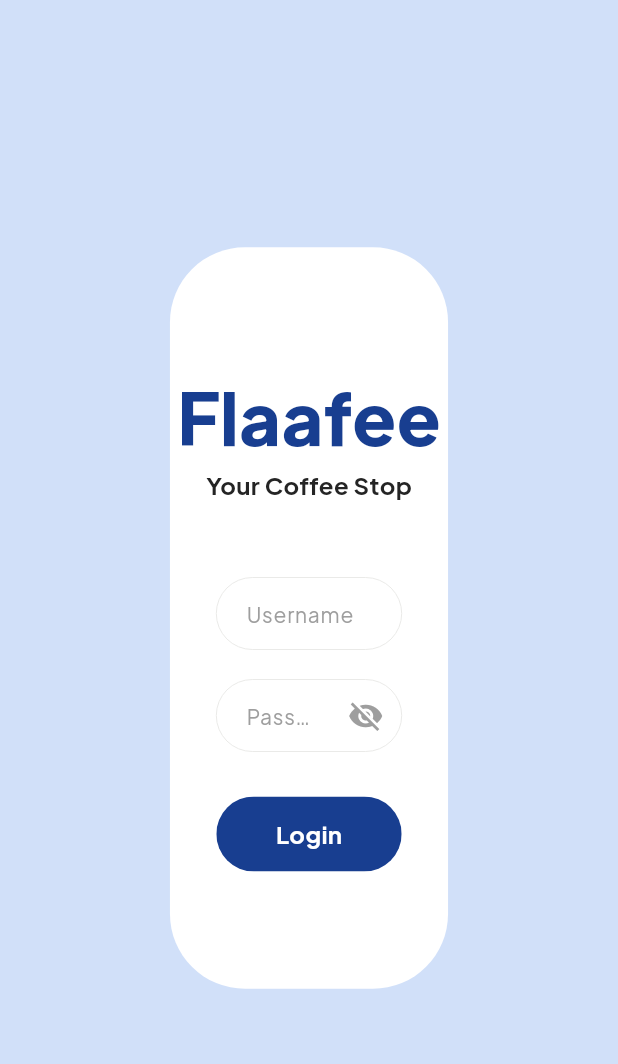
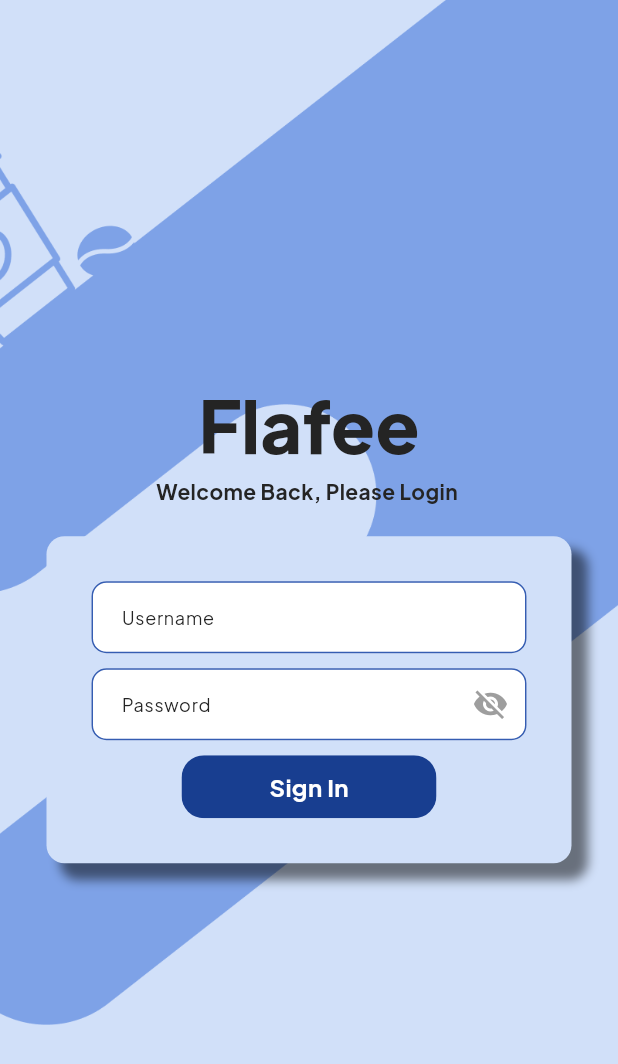
Before and after one commit to christiannodi/flafee_POS, a Flutter app: the screen it shows after launch, on a phone screen of 412 x 824 dp. Shown: the top 1064 px of the screen. Run offline on Flutter 3.47's test engine with Material 3 defaults, Android fonts, the phone set to English and light mode, and no system bars; our stand-ins replace device_preview, flutter_svg, gap, google_fonts; missing offline and left inert: gradient_slide_to_act.

Commit message:
style: adjust style login page

```diff
--- a/lib/screen/login_page.dart
+++ b/lib/screen/login_page.dart
@@ -25,62 +25,84 @@ class _LoginPageState extends State<LoginPage> {
 
     return Scaffold(
       backgroundColor: AppPallete.background,
-      body: Center(
-        child: Container(
-          height: heightScreen * 0.6,
-          width: widthScreen * 0.45,
+      body: Container(
           decoration: BoxDecoration(
-              borderRadius: BorderRadius.circular(50), color: AppPallete.white),
+            image: DecorationImage(
+              image: const AssetImage("assets/png/background.png"),
+              fit: BoxFit.cover,
+              // colorFilter: ColorFilter.mode(
+              //     AppPallete.background.withOpacity(0.5), BlendMode.dstATop),
+            ),
+            boxShadow: [
+              BoxShadow(
+                color: Colors.black.withOpacity(0.2), // Warna shadow
+                spreadRadius: 2, // Seberapa jauh shadow menyebar
+                blurRadius: 7, // Seberapa blur shadow
+                offset: Offset(0, 3), // Posisi shadow (x, y)
+              ),
+            ],
+          ),
+          child: Center(
             child: Column(
               mainAxisAlignment: MainAxisAlignment.center,
+              crossAxisAlignment: CrossAxisAlignment.center,
               children: [
                 TxtCustom(
-                  tittle: "Flaafee",
-                  color: AppPallete.main,
+                  tittle: "Flafee",
                   fontSize: 48,
-                  fontWeight: FontWeight.w800),
+                  color: AppPallete.black,
+                  fontWeight: FontWeight.w900,
+                ),
                 TxtCustom(
-                tittle: "Your Coffee Stop",
-                alignment: TextAlign.start,
-                fontWeight: FontWeight.w700,
+                    tittle: "Welcome Back, Please Login ",
+                    fontSize: 14,
+                    color: AppPallete.black,
+                    fontWeight: FontWeight.bold),
+                Gap(20),
+                Container(
+                  width: 350,
+                  padding: const EdgeInsets.all(30),
+                  decoration: BoxDecoration(
+                    color: AppPallete.mainsubsub,
+                    borderRadius: BorderRadius.circular(12),
+                    boxShadow: [
+                      BoxShadow(
+                        color: Colors.black.withOpacity(0.5), // Warna shadow
+                        spreadRadius: 1, // Seberapa jauh shadow menyebar
+                        blurRadius: 5, // Seberapa blur shadow
+                        offset: Offset(10, 10), // Posisi shadow (x, y)
                       ),
-              Gap(50),
-              SizedBox(
-                  width: widthScreen * 0.3,
-                  child: InputForm(
-                      tittle: "Username", hinttext: "Enter your username")),
-              Gap(20),
-              SizedBox(
-                width: widthScreen * 0.3,
-                child: InputForm(
+                    ],
+                  ),
+                  child: Column(children: [
+                    InputFormLogin(
+                      tittle: "Username",
+                      hinttext: "Write your username",
+                    ),
+                    Gap(10),
+                    InputFormLogin(
                       tittle: "Password",
-                  hinttext: "Enter your password",
+                      hinttext: "Write your password",
                       obscure: true,
                     ),
-              ),
-              Gap(30),
-              SizedBox(
-                width: widthScreen * 0.3,
-                child: Align(
-                  alignment: Alignment.centerRight,
-                  child: ButtonWidget(
-                      tittle: "Login",
+                    Gap(10),
+                    ButtonWidget(
+                      tittle: "Sign In",
                       onTap: () {
                         Navigator.push(
                             context,
                             MaterialPageRoute(
-                              builder: (context) => const Dashboard(),
-                            ));
+                                builder: (context) => const Dashboard()));
                       },
-                      height: 50,
+                      color: AppPallete.main,
                       width: 170,
-                      color: AppPallete.main),
+                      height: 42,
                     ),
+                  ]),
                 )
               ],
             ),
-        ),
-      ),
+          )),
     );
   }
 }
--- a/lib/widget/button_widget.dart
+++ b/lib/widget/button_widget.dart
@@ -27,12 +27,12 @@ class ButtonWidget extends StatelessWidget {
         height: height,
         width: width,
         decoration: BoxDecoration(
-          borderRadius: BorderRadius.circular(height),
+          borderRadius: BorderRadius.circular(15),
           color: color,
         ),
         child: InkWell(
           splashColor: AppPallete.mainsub,
-          borderRadius: BorderRadius.circular(height),
+          borderRadius: BorderRadius.circular(15),
           onTap: onTap,
           child: Center(
             child: Text(
--- a/lib/widget/widget_form.dart
+++ b/lib/widget/widget_form.dart
@@ -56,6 +56,87 @@ class _InputFormState extends State<InputForm> {
         ),
         errorBorder: OutlineInputBorder(
           borderRadius: BorderRadius.circular(25),
+          borderSide: const BorderSide(color: Colors.red, width: 1),
+        ),
+        contentPadding: const EdgeInsets.symmetric(vertical: 0, horizontal: 16),
+        suffixIcon: widget.obscure
+            ? Padding(
+                padding: const EdgeInsets.only(right: 0),
+                child: IconButton(
+                  icon: Icon(
+                    _obscureText ? Icons.visibility_off : Icons.visibility,
+                    color: Colors.grey,
+                  ),
+                  onPressed: () {
+                    setState(() {
+                      _obscureText = !_obscureText;
+                    });
+                  },
+                ),
+              )
+            : null,
+      ),
+    );
+  }
+}
+
+//! FORM LOGIN
+class InputFormLogin extends StatefulWidget {
+  final String tittle;
+  final String hinttext;
+  final bool obscure;
+  final TextEditingController? controller;
+  final String? Function(String?)? validator;
+
+  const InputFormLogin({
+    super.key,
+    required this.tittle,
+    required this.hinttext,
+    this.obscure = false,
+    this.controller,
+    this.validator,
+  });
+
+  @override
+  State<InputFormLogin> createState() => _InputFormLoginState();
+}
+
+class _InputFormLoginState extends State<InputFormLogin> {
+  bool _obscureText = true;
+
+  @override
+  Widget build(BuildContext context) {
+    return TextFormField(
+      controller: widget.controller,
+      obscureText: widget.obscure ? _obscureText : false,
+      validator: widget.validator,
+      style: GoogleFonts.plusJakartaSans(
+          fontSize: 12, fontWeight: FontWeight.w500, color: AppPallete.black),
+      decoration: InputDecoration(
+        filled: true,
+        fillColor: AppPallete.white,
+        labelText: widget.tittle,
+        floatingLabelBehavior: FloatingLabelBehavior.never,
+        labelStyle: GoogleFonts.plusJakartaSans(
+            fontSize: 12, fontWeight: FontWeight.w400, color: AppPallete.black),
+        hintText: widget.hinttext,
+        hintStyle: GoogleFonts.plusJakartaSans(
+            fontSize: 12,
+            fontWeight: FontWeight.w400,
+            color: AppPallete.greyfont),
+        border: OutlineInputBorder(
+          borderRadius: BorderRadius.circular(10),
+        ),
+        enabledBorder: OutlineInputBorder(
+          borderRadius: BorderRadius.circular(10),
+          borderSide: const BorderSide(color: AppPallete.mainsub, width: 1),
+        ),
+        focusedBorder: OutlineInputBorder(
+          borderRadius: BorderRadius.circular(10),
+          borderSide: const BorderSide(color: Colors.blueAccent, width: 1),
+        ),
+        errorBorder: OutlineInputBorder(
+          borderRadius: BorderRadius.circular(10),
           borderSide: const BorderSide(color: Colors.red, width: 1),
         ),
         contentPadding: const EdgeInsets.symmetric(vertical: 0, horizontal: 16),
```
Also changed, not shown: assets/png/background.png (added). Lines whose indentation alone changed are shown as unchanged.
